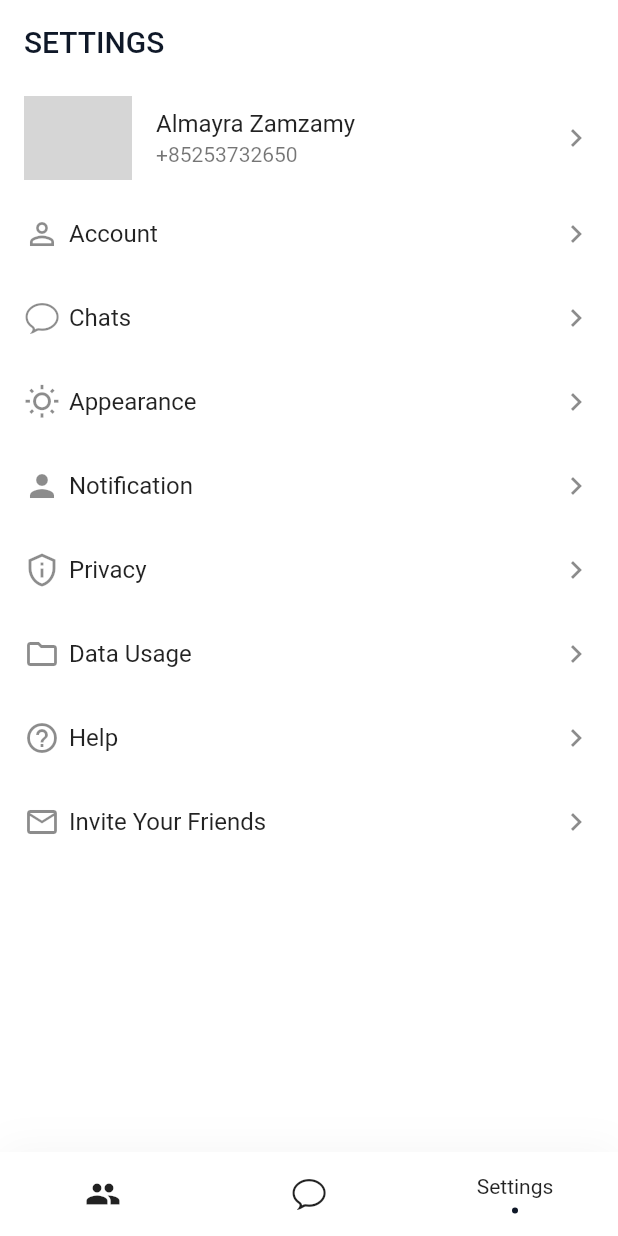
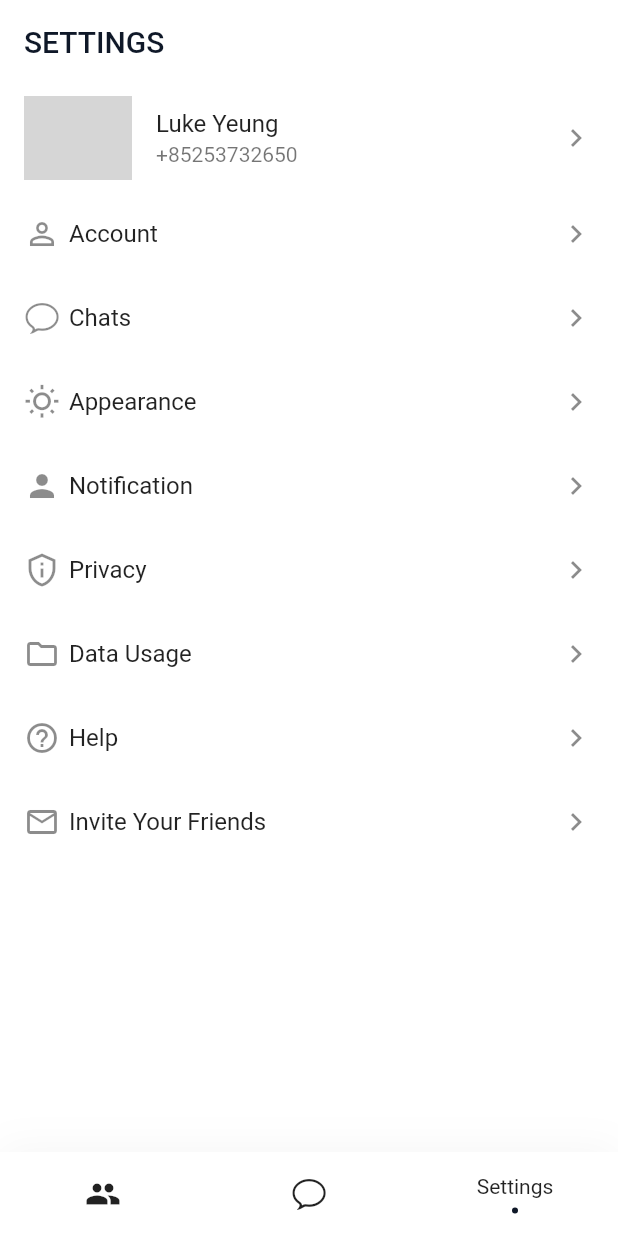
Before and after one commit to lukelyyeung/tecky_chat, a Flutter app: the screen it shows after launch, item 3 of the bottom bar chosen, on a phone screen of 412 x 824 dp. Run offline on Flutter 3.47's test engine with Material 2 defaults, Android fonts, the phone set to English and light mode, and no system bars; our stand-ins replace flutter_bloc, go_router; network calls fail; grey boxes are pictures that could not be loaded.

Commit message:
Feat: Rewrtie AuthBloc with flutter_bloc

```diff
--- a/lib/features/auth/blocs/auth_bloc.dart
+++ b/lib/features/auth/blocs/auth_bloc.dart
@@ -1,20 +1,20 @@
-import 'dart:async';
+import 'package:flutter_bloc/flutter_bloc.dart';
+import 'package:tecky_chat/features/auth/blocs/auth_event.dart';
+import 'package:tecky_chat/features/auth/blocs/auth_state.dart';
+import 'package:tecky_chat/features/common/models/user.dart';
 
-class AuthBloc {
-  final loginState = StreamController<bool?>.broadcast();
-  bool? isLoggedIn;
-
-  AuthBloc();
-
-  void retrieveLoginState() async {
-    await Future.delayed(const Duration(seconds: 3));
-    isLoggedIn = true;
-    loginState.sink.add(true);
+class AuthBloc extends Bloc<AuthEvent, AuthState> {
+  AuthBloc() : super(AuthState.initial()) {
+    on<AuthRetrieveStatus>(_onAuthRetrieveState);
+    on<AuthLogOutRequest>(_onLogOutRequest);
+    on<AuthLogInRequest>(_onLogInRequest);
   }
 
-  dispose() {
-    loginState.close();
+  void _onAuthRetrieveState(AuthRetrieveStatus event, Emitter emit) async {
+    await Future.delayed(const Duration(seconds: 3));
+    emit(AuthState.authenticated(User(displayName: 'Luke Yeung')));
   }
 
-  Stream<bool?> get isLoggedInStream => loginState.stream;
+  void _onLogOutRequest(AuthLogOutRequest event, Emitter emit) {}
+  void _onLogInRequest(AuthLogInRequest event, Emitter emit) {}
 }
--- /dev/null
+++ b/lib/features/auth/blocs/auth_event.dart
@@ -0,0 +1,12 @@
+abstract class AuthEvent {}
+
+class AuthRetrieveStatus extends AuthEvent {}
+
+class AuthLogInRequest extends AuthEvent {
+  final String email;
+  final String password;
+
+  AuthLogInRequest({required this.email, required this.password});
+}
+
+class AuthLogOutRequest extends AuthEvent {}
--- /dev/null
+++ b/lib/features/auth/blocs/auth_state.dart
@@ -0,0 +1,25 @@
+import 'package:tecky_chat/features/common/models/user.dart';
+
+enum AuthStatus {
+  authenticated,
+  notAuthenticated,
+  unknown,
+}
+
+class AuthState {
+  final AuthStatus status;
+  final User? user;
+
+  const AuthState._({required this.status, this.user});
+
+  bool get isAuthenticated => status == AuthStatus.authenticated;
+
+  AuthState.authenticated(User user) : this._(status: AuthStatus.authenticated, user: user);
+  AuthState.notAuthenticated() : this._(status: AuthStatus.notAuthenticated);
+  AuthState.initial() : this._(status: AuthStatus.unknown);
+
+  @override
+  String toString() {
+    return '{ status: $status, user: $user }';
+  }
+}
--- /dev/null
+++ b/lib/features/common/models/user.dart
@@ -0,0 +1,5 @@
+class User {
+  final String displayName;
+
+  User({required this.displayName});
+}
--- a/lib/features/common/screens/splash_screen.dart
+++ b/lib/features/common/screens/splash_screen.dart
@@ -1,6 +1,9 @@
 import 'dart:math';
 
 import 'package:flutter/material.dart';
+import 'package:flutter_bloc/flutter_bloc.dart';
+import 'package:tecky_chat/features/auth/blocs/auth_bloc.dart';
+import 'package:tecky_chat/features/auth/blocs/auth_event.dart';
 
 class SplashScreen extends StatefulWidget {
   const SplashScreen({this.from, Key? key}) : super(key: key);
@@ -25,6 +28,8 @@ class _SplashScreenState extends State<SplashScreen> with SingleTickerProviderSt
     );
 
     _controller.repeat(reverse: true);
+
+    context.read<AuthBloc>().add(AuthRetrieveStatus());
   }
 
   @override
--- a/lib/features/settings/screens/setting_screen.dart
+++ b/lib/features/settings/screens/setting_screen.dart
@@ -1,6 +1,9 @@
 import 'package:flutter/cupertino.dart';
 import 'package:flutter/material.dart';
+import 'package:flutter_bloc/flutter_bloc.dart';
 import 'package:go_router/go_router.dart';
+import 'package:tecky_chat/features/auth/blocs/auth_bloc.dart';
+import 'package:tecky_chat/features/auth/blocs/auth_state.dart';
 import 'package:tecky_chat/theme/colors.dart';
 
 class Setting {
@@ -35,6 +38,9 @@ class SettingScreen extends StatelessWidget {
 
   @override
   Widget build(BuildContext context) {
+    // No subscription
+    // final authBloc = context.read<AuthBloc>();
+
     return Container(
       color: ThemeColors.neutralWhite,
       child: ListView(
@@ -42,8 +48,10 @@ class SettingScreen extends StatelessWidget {
           // Image.xxx vs XXXImage
           // Former is widget
           // Latter is Class to provide Image
-          const ListTile(
-            title: Text('Almayra Zamzamy'),
+          ListTile(
+            title: BlocBuilder<AuthBloc, AuthState>(builder: (context, state) {
+              return Text(state.user?.displayName ?? '');
+            }),
             subtitle: Text('+85253732650'),
             trailing: Icon(Icons.chevron_right),
             leading: CircleAvatar(
--- a/lib/main.dart
+++ b/lib/main.dart
@@ -1,27 +1,66 @@
 import 'package:flutter/material.dart';
+import 'package:flutter_bloc/flutter_bloc.dart';
 import 'package:go_router/go_router.dart';
 import 'package:tecky_chat/features/auth/blocs/auth_bloc.dart';
+import 'package:tecky_chat/features/auth/blocs/auth_state.dart';
 import 'package:tecky_chat/features/chatroom/screens/chatroom_screen.dart';
 import 'package:tecky_chat/features/common/screens/main_tab_screen.dart';
 import 'package:tecky_chat/features/common/screens/splash_screen.dart';
 import 'package:tecky_chat/theme/colors.dart';
 
-void main() {
-  runApp(MyApp());
+import 'package:flutter/material.dart';
+import 'package:flutter_bloc/flutter_bloc.dart';
+
+/// Custom [BlocObserver] that observes all bloc and cubit state changes.
+class AppBlocObserver extends BlocObserver {
+  @override
+  void onChange(BlocBase bloc, Change change) {
+    super.onChange(bloc, change);
+    if (bloc is Bloc) print(change);
+  }
+
+  @override
+  void onTransition(Bloc bloc, Transition transition) {
+    super.onTransition(bloc, transition);
+    print(transition);
+  }
 }
 
-class MyApp extends StatelessWidget {
-  final authBloc = AuthBloc();
-  MyApp({Key? key}) : super(key: key);
+void main() {
+  BlocOverrides.runZoned(
+    () => runApp(const AppWithProviders()),
+    blocObserver: AppBlocObserver(),
+  );
+}
 
+class AppWithProviders extends StatelessWidget {
+  const AppWithProviders({Key? key}) : super(key: key);
+
+  @override
+  Widget build(BuildContext context) {
+    return MultiBlocProvider(providers: [BlocProvider(create: (_) => AuthBloc())], child: MyApp());
+  }
+}
+
+class MyApp extends StatefulWidget {
+  // final authBloc = AuthBloc();
+  const MyApp({Key? key}) : super(key: key);
+
+  @override
+  State<MyApp> createState() => _MyAppState();
+}
+
+class _MyAppState extends State<MyApp> {
   GoRouter get _router {
+    final authBloc = context.read<AuthBloc>();
+
     return GoRouter(
       redirect: (state) {
-        if (authBloc.isLoggedIn == null) {
+        if (authBloc.state.status == AuthStatus.unknown) {
           return state.subloc == '/splash' ? null : '/splash?from=${state.subloc}';
         }
 
-        if (authBloc.isLoggedIn == true) {
+        if (authBloc.state.isAuthenticated) {
           return ['/splash', '/login', '/register'].contains(state.subloc)
               ? (state.queryParams['from'] ?? '/')
               : null;
@@ -37,7 +76,7 @@
 
         // if loginState == false, redirect to '/login'
       },
-      refreshListenable: GoRouterRefreshStream(authBloc.isLoggedInStream),
+      refreshListenable: GoRouterRefreshStream(authBloc.stream),
       initialLocation: '/splash',
       routes: [
         GoRoute(path: '/', redirect: (_) => '/main?tab=contacts'),
@@ -98,7 +137,6 @@
 
   @override
   Widget build(BuildContext context) {
-    authBloc.retrieveLoginState();
     return MaterialApp.router(
       routeInformationParser: _router.routeInformationParser,
       routerDelegate: _router.routerDelegate,
--- a/pubspec.yaml
+++ b/pubspec.yaml
@@ -35,6 +35,8 @@ dependencies:
   # Use with the CupertinoIcons class for iOS style icons.
   cupertino_icons: ^1.0.2
   go_router: ^3.1.1
+  bloc: ^8.0.3
+  flutter_bloc: ^8.0.1
 
 dev_dependencies:
   flutter_test:
```
Also changed, not shown: pubspec.lock. Lines whose indentation alone changed are shown as unchanged.
